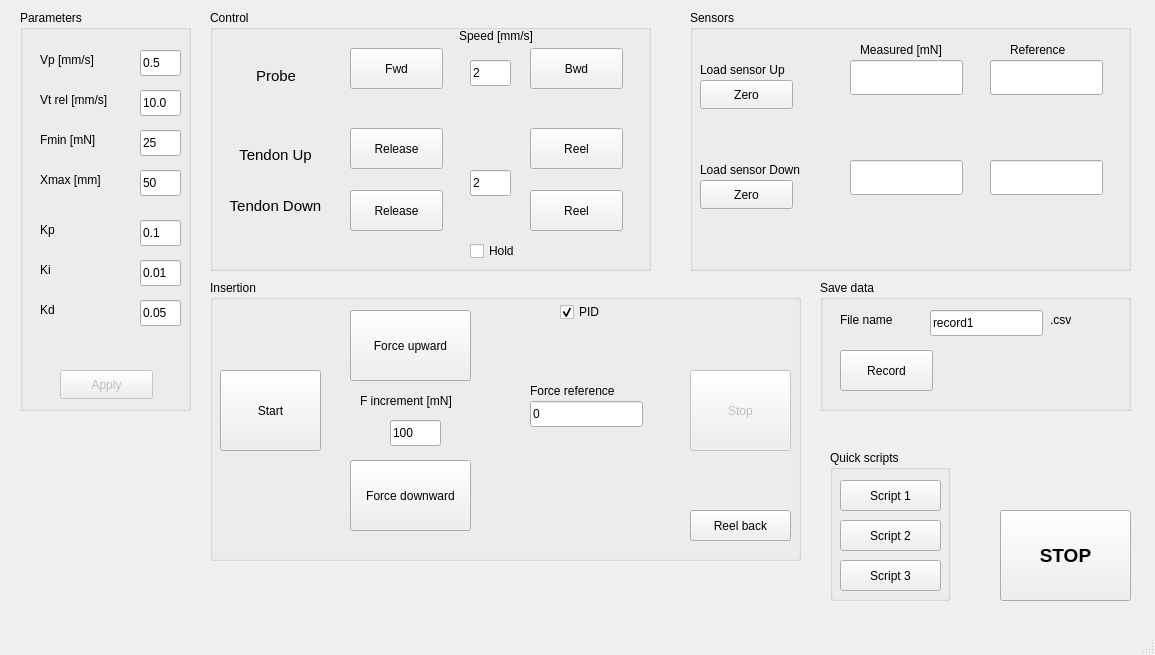
This is microprobe_app/mainwindow.ui in AlexMarguet/microbs-microprobe as Qt 5 draws it before an edit. The edited form follows.
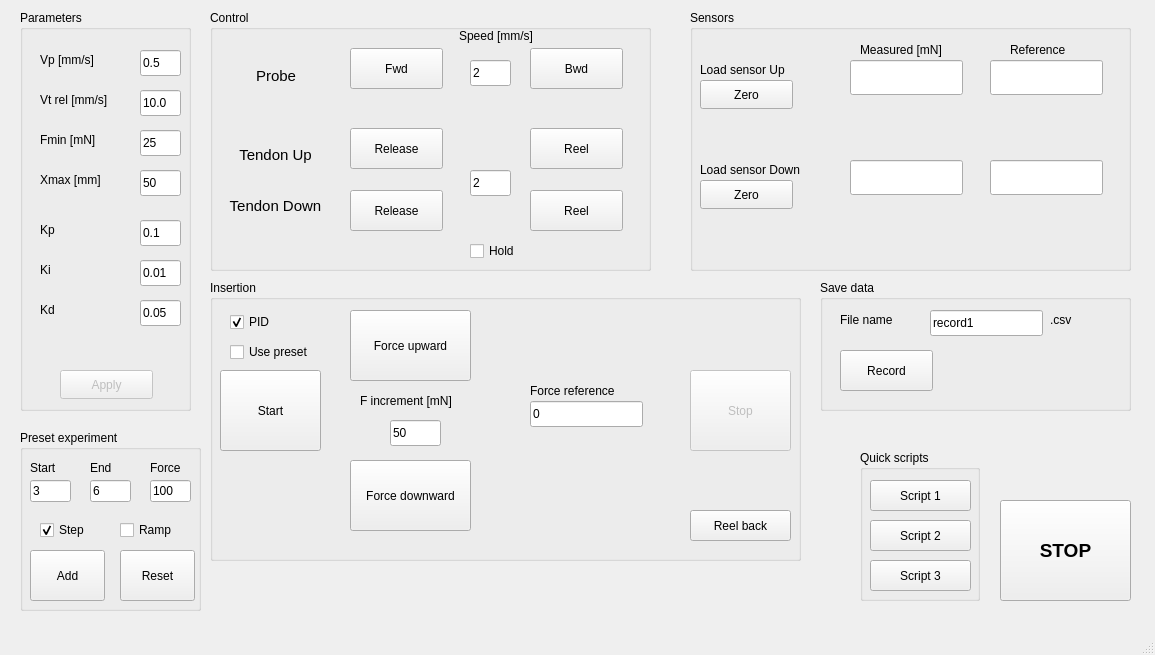
This is the edited form.

Commit message: UI preset box

```diff
--- a/microprobe_app/mainwindow.ui
+++ b/microprobe_app/mainwindow.ui
@@ -422,9 +422,9 @@
     <property name="geometry">
      <rect>
       <x>1000</x>
-      <y>510</y>
+      <y>500</y>
       <width>131</width>
-      <height>91</height>
+      <height>101</height>
      </rect>
     </property>
     <property name="font">
@@ -540,7 +540,7 @@
       </rect>
      </property>
      <property name="text">
-      <string>100</string>
+      <string>50</string>
      </property>
     </widget>
     <widget class="QLabel" name="label_8">
@@ -559,8 +559,8 @@
     <widget class="QCheckBox" name="checkBox_2">
      <property name="geometry">
       <rect>
-       <x>350</x>
-       <y>20</y>
+       <x>20</x>
+       <y>30</y>
        <width>91</width>
        <height>24</height>
       </rect>
@@ -585,6 +585,22 @@
       <string>Reel back</string>
      </property>
     </widget>
+    <widget class="QCheckBox" name="checkBox_5">
+     <property name="geometry">
+      <rect>
+       <x>20</x>
+       <y>60</y>
+       <width>91</width>
+       <height>24</height>
+      </rect>
+     </property>
+     <property name="text">
+      <string>Use preset</string>
+     </property>
+     <property name="checked">
+      <bool>false</bool>
+     </property>
+    </widget>
    </widget>
    <widget class="QGroupBox" name="groupBox_5">
     <property name="geometry">
@@ -868,7 +884,7 @@
    <widget class="QGroupBox" name="groupBox_3">
     <property name="geometry">
      <rect>
-      <x>830</x>
+      <x>860</x>
       <y>450</y>
       <width>120</width>
       <height>151</height>
@@ -917,6 +933,152 @@
      </property>
     </widget>
    </widget>
+   <widget class="QGroupBox" name="groupBox_7">
+    <property name="geometry">
+     <rect>
+      <x>20</x>
+      <y>430</y>
+      <width>181</width>
+      <height>181</height>
+     </rect>
+    </property>
+    <property name="title">
+     <string>Preset experiment</string>
+    </property>
+    <widget class="QLineEdit" name="lineEdit_17">
+     <property name="geometry">
+      <rect>
+       <x>10</x>
+       <y>50</y>
+       <width>41</width>
+       <height>22</height>
+      </rect>
+     </property>
+     <property name="text">
+      <string>3</string>
+     </property>
+    </widget>
+    <widget class="QLineEdit" name="lineEdit_18">
+     <property name="geometry">
+      <rect>
+       <x>70</x>
+       <y>50</y>
+       <width>41</width>
+       <height>22</height>
+      </rect>
+     </property>
+     <property name="text">
+      <string>6</string>
+     </property>
+    </widget>
+    <widget class="QLineEdit" name="lineEdit_19">
+     <property name="geometry">
+      <rect>
+       <x>130</x>
+       <y>50</y>
+       <width>41</width>
+       <height>22</height>
+      </rect>
+     </property>
+     <property name="text">
+      <string>100</string>
+     </property>
+    </widget>
+    <widget class="QCheckBox" name="checkBox_3">
+     <property name="geometry">
+      <rect>
+       <x>20</x>
+       <y>90</y>
+       <width>76</width>
+       <height>20</height>
+      </rect>
+     </property>
+     <property name="text">
+      <string>Step</string>
+     </property>
+     <property name="checked">
+      <bool>true</bool>
+     </property>
+    </widget>
+    <widget class="QCheckBox" name="checkBox_4">
+     <property name="geometry">
+      <rect>
+       <x>100</x>
+       <y>90</y>
+       <width>76</width>
+       <height>20</height>
+      </rect>
+     </property>
+     <property name="text">
+      <string>Ramp</string>
+     </property>
+    </widget>
+    <widget class="QLabel" name="label_20">
+     <property name="geometry">
+      <rect>
+       <x>10</x>
+       <y>30</y>
+       <width>49</width>
+       <height>16</height>
+      </rect>
+     </property>
+     <property name="text">
+      <string>Start</string>
+     </property>
+    </widget>
+    <widget class="QLabel" name="label_21">
+     <property name="geometry">
+      <rect>
+       <x>70</x>
+       <y>30</y>
+       <width>49</width>
+       <height>16</height>
+      </rect>
+     </property>
+     <property name="text">
+      <string>End</string>
+     </property>
+    </widget>
+    <widget class="QLabel" name="label_22">
+     <property name="geometry">
+      <rect>
+       <x>130</x>
+       <y>30</y>
+       <width>49</width>
+       <height>16</height>
+      </rect>
+     </property>
+     <property name="text">
+      <string>Force</string>
+     </property>
+    </widget>
+    <widget class="QPushButton" name="pushButton_5">
+     <property name="geometry">
+      <rect>
+       <x>10</x>
+       <y>120</y>
+       <width>75</width>
+       <height>51</height>
+      </rect>
+     </property>
+     <property name="text">
+      <string>Add</string>
+     </property>
+    </widget>
+    <widget class="QPushButton" name="pushButton_6">
+     <property name="geometry">
+      <rect>
+       <x>100</x>
+       <y>120</y>
+       <width>75</width>
+       <height>51</height>
+      </rect>
+     </property>
+     <property name="text">
+      <string>Reset</string>
+     </property>
+    </widget>
+   </widget>
   </widget>
   <widget class="QMenuBar" name="menubar">
    <property name="geometry">
```
The commit also changes 1 other file.
